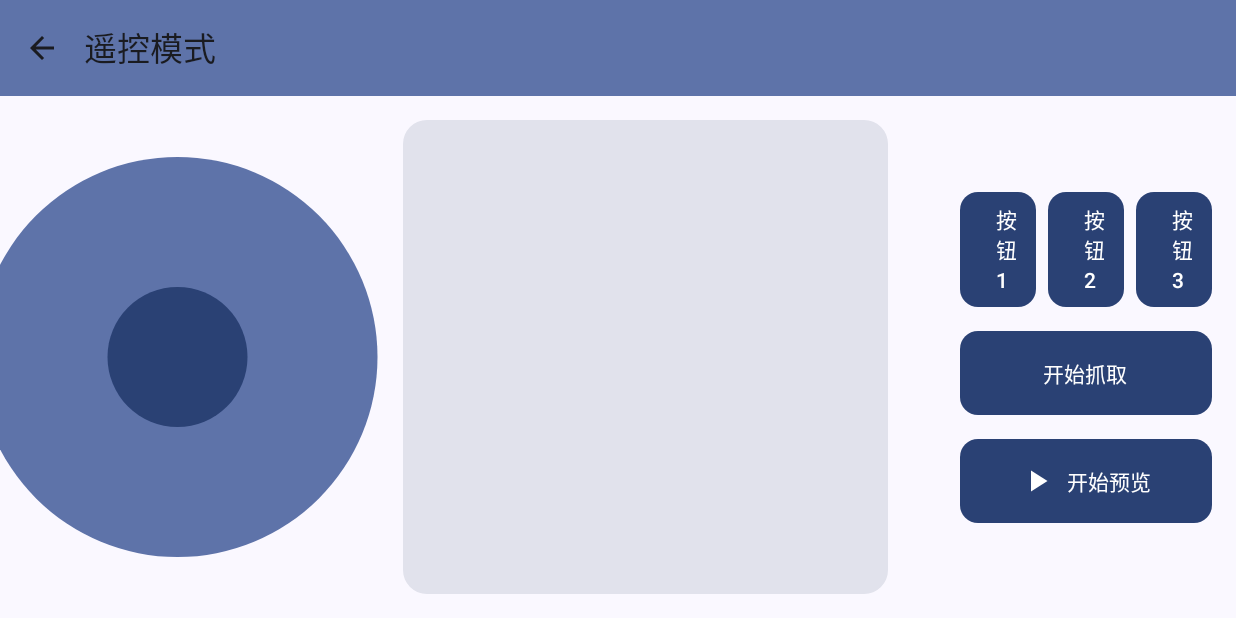
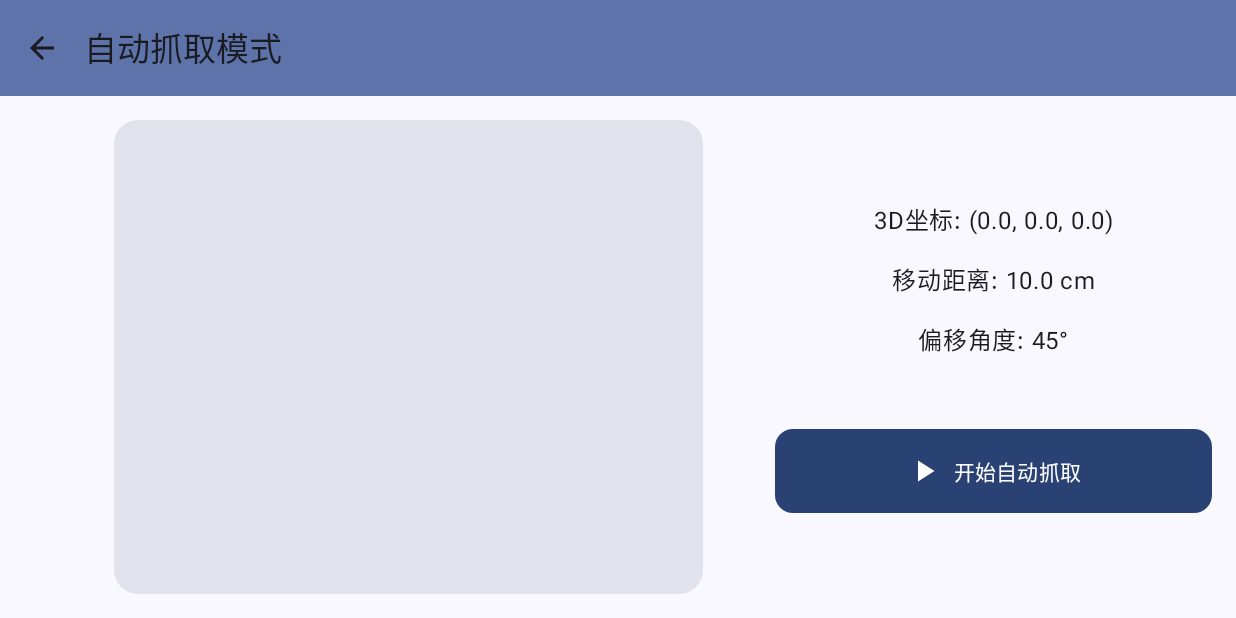
Before and after one commit to Ku-bao/RaspberryPi, an Android app built with Jetpack Compose: the AutoGraspScreen screen opened through its navigation route, on a phone screen of 824 x 412 dp (held sideways). Run offline under Robolectric (Android 15) with nearby library versions, the phone set to English and light mode, and no system bars.

Commit message:
finish UI design

```diff
--- a/app/src/main/java/com/example/raspberrypi/navigation/Navigation.kt
+++ b/app/src/main/java/com/example/raspberrypi/navigation/Navigation.kt
@@ -6,7 +6,7 @@ import androidx.navigation.compose.composable
 import androidx.navigation.compose.rememberNavController
 import com.example.raspberrypi.ui.screens.ControlScreen
 import com.example.raspberrypi.ui.screens.MainScreen
-import com.example.raspberrypi.ui.screens.TestScreen
+import com.example.raspberrypi.ui.screens.AutoGraspScreen
 
 @Composable
 fun AppNavigation() {
@@ -19,8 +19,8 @@ fun AppNavigation() {
         composable("control") {
             ControlScreen(navController)
         }
-        composable("test") {
-            TestScreen(navController)
+        composable("autoGrasp") {
+            AutoGraspScreen(navController)
         }
 
     }
--- a/app/src/main/java/com/example/raspberrypi/ui/screens/ControlScreen.kt
+++ b/app/src/main/java/com/example/raspberrypi/ui/screens/AutoGraspScreen.kt
@@ -15,22 +15,28 @@ import androidx.compose.ui.draw.clip
 import androidx.compose.ui.unit.dp
 import androidx.lifecycle.viewmodel.compose.viewModel
 import androidx.navigation.NavController
-import com.example.raspberrypi.ui.components.Joystick
-import com.example.raspberrypi.ui.viewmodel.ControlViewModel
-
+import com.example.raspberrypi.ui.viewmodel.AutoGraspViewModel
 @OptIn(ExperimentalMaterial3Api::class)
 @Composable
-fun ControlScreen(
+fun AutoGraspScreen(
     navController: NavController,
-    viewModel: ControlViewModel = viewModel()
+    viewModel: AutoGraspViewModel = viewModel()
 ) {
     val isStreaming by viewModel.isStreaming.collectAsState()
     val isConnected by viewModel.isConnected.collectAsState()
 
+    // 模拟的动态数据
+    val xCoordinate = remember { mutableStateOf("0.0") }
+    val yCoordinate = remember { mutableStateOf("0.0") }
+    val zCoordinate = remember { mutableStateOf("0.0") }
+
+    val distance = remember { mutableStateOf("10.0") }
+    val angle = remember { mutableStateOf("45°") }
+
     Scaffold(
         topBar = {
             TopAppBar(
-                title = { Text("遥控模式") },
+                title = { Text("自动抓取模式") },
                 navigationIcon = {
                     IconButton(onClick = { navController.navigateUp() }) {
                         Icon(Icons.Default.ArrowBack, contentDescription = "返回")
@@ -48,27 +54,13 @@ fun ControlScreen(
                 .padding(paddingValues),
             horizontalArrangement = Arrangement.spacedBy(16.dp)
         ) {
-            // 第一部分：摇杆区域
-            Box(
-                modifier = Modifier
-                    .fillMaxHeight() // 去掉固定宽度
-                    .weight(1f) // 使用权重以平衡布局
-                    .padding(16.dp),
-                contentAlignment = Alignment.Center
-            ) {
-                Joystick(
-                    onDirectionChange = { x, y ->
-                        viewModel.sendControlData(x, y)
-                    }
-                )
-            }
-
-            // 第二部分：视频流区域
+            // 第一部分：视频流
             Box(
                 modifier = Modifier
                     .weight(1.5f)
                     .fillMaxHeight()
-                    .padding(16.dp),
+                    .padding(16.dp)
+                    .padding(start = 60.dp),
                 contentAlignment = Alignment.Center
             ) {
                 Box(
@@ -77,14 +69,14 @@ fun ControlScreen(
                         .clip(RoundedCornerShape(16.dp))
                         .background(MaterialTheme.colorScheme.surfaceVariant)
                 ) {
-                    // TODO: 添加摄像头预览
+
                 }
             }
 
-            // 第三部分：按钮区域
+            // 第二部分：数据展示和按钮区域
             Box(
                 modifier = Modifier
-                    .width(200.dp)
+                    .weight(1f)
                     .fillMaxHeight()
                     .padding(16.dp),
                 contentAlignment = Alignment.Center
@@ -93,46 +85,29 @@ fun ControlScreen(
                     horizontalAlignment = Alignment.CenterHorizontally,
                     verticalArrangement = Arrangement.spacedBy(16.dp)
                 ) {
-                    // 三个功能按钮
+                    // 显示3D坐标
                     Row(
                         horizontalArrangement = Arrangement.spacedBy(8.dp)
                     ) {
-                        Button(
-                            onClick = { /* TODO: 实现按钮1功能 */ },
-                            modifier = Modifier.weight(1f),
-                            shape = RoundedCornerShape(12.dp)
-                        ) {
-                            Text("按钮1")
-                        }
-                        Button(
-                            onClick = { /* TODO: 实现按钮2功能 */ },
-                            modifier = Modifier.weight(1f),
-                            shape = RoundedCornerShape(12.dp)
-                        ) {
-                            Text("按钮2")
-                        }
-                        Button(
-                            onClick = { /* TODO: 实现按钮3功能 */ },
-                            modifier = Modifier.weight(1f),
-                            shape = RoundedCornerShape(12.dp)
-                        ) {
-                            Text("按钮3")
-                        }
+                        Text("3D坐标: (${xCoordinate.value}, ${yCoordinate.value}, ${zCoordinate.value})")
                     }
 
-                    // 开始抓取按钮
-                    Button(
-                        onClick = {},
-                        modifier = Modifier
-                            .fillMaxWidth()
-                            .height(56.dp),
-                        shape = RoundedCornerShape(12.dp),
-                        colors = ButtonDefaults.buttonColors(
-                            containerColor = MaterialTheme.colorScheme.primary
-                        )
+                    // 显示需要移动的距离
+                    Row(
+                        horizontalArrangement = Arrangement.spacedBy(8.dp)
                     ) {
-                        Text("开始抓取")
+                        Text("移动距离: ${distance.value} cm")
                     }
+
+                    // 显示偏移角度
+                    Row(
+                        horizontalArrangement = Arrangement.spacedBy(8.dp)
+                    ) {
+                        Text("偏移角度: ${angle.value}")
+                    }
+
+                    Spacer(modifier = Modifier.height(16.dp))
+
 
                     // 切换按钮
                     Button(
@@ -153,7 +128,7 @@ fun ControlScreen(
                             contentDescription = if (isStreaming) "停止" else "开始",
                             modifier = Modifier.padding(end = 8.dp)
                         )
-                        Text(if (isStreaming) "停止预览" else "开始预览")
+                        Text(if (isStreaming) "停止自动抓取" else "开始自动抓取")
                     }
                 }
             }
--- a/app/src/main/java/com/example/raspberrypi/ui/screens/MainScreen.kt
+++ b/app/src/main/java/com/example/raspberrypi/ui/screens/MainScreen.kt
@@ -3,6 +3,7 @@ package com.example.raspberrypi.ui.screens
 import androidx.compose.foundation.layout.*
 import androidx.compose.foundation.shape.RoundedCornerShape
 import androidx.compose.material.icons.Icons
+import androidx.compose.material.icons.filled.AutoAwesome
 import androidx.compose.material.icons.outlined.DirectionsCar
 import androidx.compose.material.icons.filled.Settings
 import androidx.compose.material.icons.filled.Search
@@ -76,7 +77,7 @@ fun MainScreen(navController: NavController) {
                 Card(
                     modifier = Modifier.size(200.dp),
                     shape = RoundedCornerShape(16.dp),
-                    onClick = { navController.navigate("test") },
+                    onClick = { navController.navigate("autoGrasp") },
                     colors = CardDefaults.cardColors(
                         containerColor = MaterialTheme.colorScheme.secondaryContainer
                     )
@@ -89,14 +90,14 @@ fun MainScreen(navController: NavController) {
                         verticalArrangement = Arrangement.Center
                     ) {
                         Icon(
-                            Icons.Default.Settings,
-                            contentDescription = "其他功能",
+                            Icons.Default.AutoAwesome,
+                            contentDescription = "自动抓取",
                             modifier = Modifier.size(48.dp),
                             tint = MaterialTheme.colorScheme.secondary
                         )
                         Spacer(modifier = Modifier.height(12.dp))
                         Text(
-                            "其他功能",
+                            "自动抓取模式",
                             style = MaterialTheme.typography.titleMedium
                         )
                     }
--- /dev/null
+++ b/app/src/main/java/com/example/raspberrypi/ui/viewmodel/AutoGraspViewModel.kt
@@ -0,0 +1,34 @@
+package com.example.raspberrypi.ui.viewmodel
+
+import androidx.lifecycle.ViewModel
+import androidx.lifecycle.viewModelScope
+import com.example.raspberrypi.data.api.NetworkClient
+import com.example.raspberrypi.data.model.ControlData
+import kotlinx.coroutines.flow.MutableStateFlow
+import kotlinx.coroutines.flow.StateFlow
+import kotlinx.coroutines.launch
+
+class AutoGraspViewModel : ViewModel() {
+    private val _isStreaming = MutableStateFlow(false)
+    val isStreaming: StateFlow<Boolean> = _isStreaming
+
+    private val _isConnected = MutableStateFlow(false)
+    val isConnected: StateFlow<Boolean> = _isConnected
+
+    fun sendControlData(x: Float, y: Float, speed: Float = 1.0f) {
+        viewModelScope.launch {
+            try {
+                val response = NetworkClient.raspberryPiService.sendControlData(
+                    ControlData(x, y, speed)
+                )
+                _isConnected.value = response.isSuccessful
+            } catch (e: Exception) {
+                _isConnected.value = false
+            }
+        }
+    }
+
+    fun toggleStreaming() {
+        _isStreaming.value = !_isStreaming.value
+    }
+}
```
Also changed, not shown: app/src/main/java/com/example/raspberrypi/ui/screens/TestScreen.kt (deleted, +0 -71 lines).
